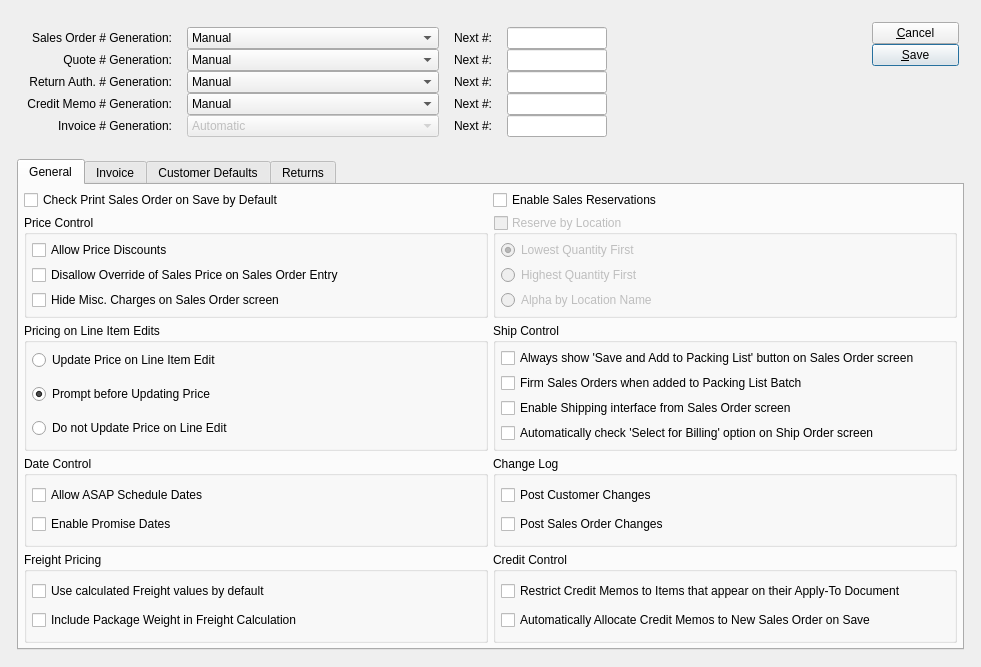
The window that xtuple/trunk/guiclient/configureSO.ui (WooodHead/xtuple) describes before a commit, drawn with Qt 5.
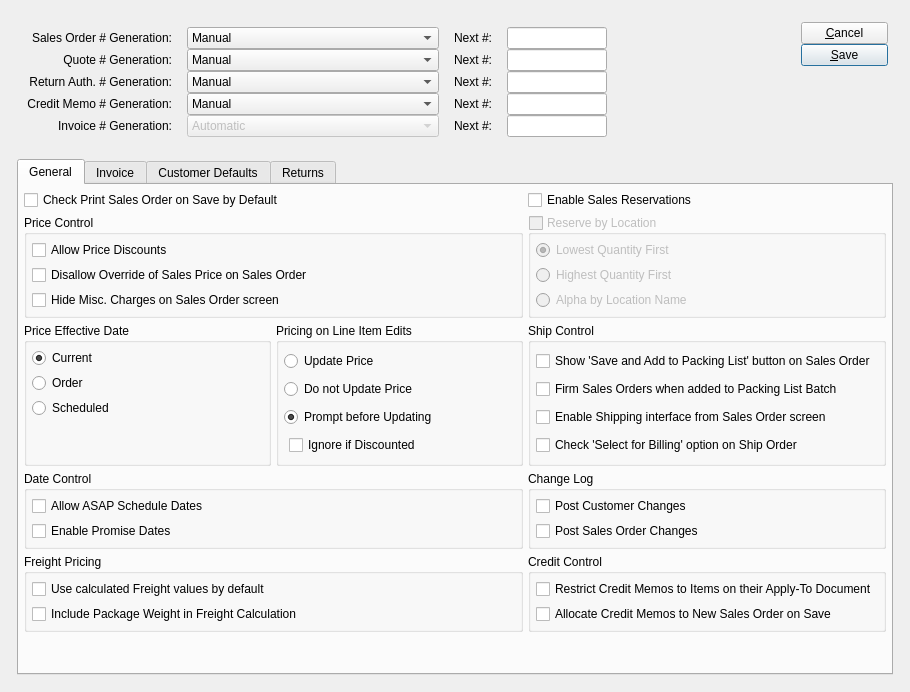
The same window after the commit. Custom widgets are drawn as their Qt base class.

Commit message: issue #8744, issue #10430:  Implement price effectivity options on S/O configure.  Move reschedule function to sales order window.

Patch:
```diff
--- a/xtuple/trunk/guiclient/configureSO.ui
+++ b/xtuple/trunk/guiclient/configureSO.ui
@@ -13,8 +13,8 @@
    <rect>
     <x>0</x>
     <y>0</y>
-    <width>981</width>
-    <height>667</height>
+    <width>910</width>
+    <height>692</height>
    </rect>
   </property>
   <property name="windowTitle">
@@ -467,22 +467,26 @@
         <attribute name="title">
          <string>General</string>
         </attribute>
-        <layout class="QGridLayout">
+        <layout class="QGridLayout" name="gridLayout_3">
          <item row="0" column="0">
+          <layout class="QVBoxLayout" name="verticalLayout">
+           <item>
+            <layout class="QGridLayout" name="gridLayout_2">
+             <item row="0" column="0" colspan="2">
           <widget class="QCheckBox" name="_printSO">
            <property name="text">
             <string>Check Print Sales Order on Save by Default</string>
            </property>
           </widget>
          </item>
-         <item row="0" column="1">
+             <item row="0" column="2">
           <widget class="QCheckBox" name="_enableReservations">
            <property name="text">
             <string>Enable Sales Reservations</string>
            </property>
           </widget>
          </item>
-         <item row="1" column="0">
+             <item row="1" column="0" colspan="2">
           <widget class="QGroupBox" name="groupBox">
            <property name="title">
             <string>Price Control</string>
@@ -498,7 +502,7 @@
             <item row="1" column="0">
              <widget class="QCheckBox" name="_priceOverride">
               <property name="text">
-               <string>Disallow Override of Sales Price on Sales Order Entry</string>
+                   <string>Disallow Override of Sales Price on Sales Order</string>
               </property>
              </widget>
             </item>
@@ -512,7 +516,7 @@
            </layout>
           </widget>
          </item>
-         <item row="1" column="1">
+             <item row="1" column="2">
           <widget class="QGroupBox" name="_locationGroup">
            <property name="enabled">
             <bool>false</bool>
@@ -558,42 +562,112 @@
           </widget>
          </item>
          <item row="2" column="0">
+              <widget class="QGroupBox" name="_priceEffectiveGroup">
+               <property name="title">
+                <string>Price Effective Date</string>
+               </property>
+               <layout class="QGridLayout" name="gridLayout">
+                <item row="0" column="0">
+                 <widget class="QRadioButton" name="_priceCurrent">
+                  <property name="text">
+                   <string>Current</string>
+                  </property>
+                  <property name="checked">
+                   <bool>true</bool>
+                  </property>
+                 </widget>
+                </item>
+                <item row="1" column="0">
+                 <widget class="QRadioButton" name="_priceOrdered">
+                  <property name="text">
+                   <string>Order</string>
+                  </property>
+                 </widget>
+                </item>
+                <item row="2" column="0">
+                 <widget class="QRadioButton" name="_priceScheduled">
+                  <property name="text">
+                   <string>Scheduled</string>
+                  </property>
+                 </widget>
+                </item>
+                <item row="3" column="0">
+                 <spacer name="verticalSpacer">
+                  <property name="orientation">
+                   <enum>Qt::Vertical</enum>
+                  </property>
+                  <property name="sizeHint" stdset="0">
+                   <size>
+                    <width>20</width>
+                    <height>40</height>
+                   </size>
+                  </property>
+                 </spacer>
+                </item>
+               </layout>
+              </widget>
+             </item>
+             <item row="2" column="1">
           <widget class="QGroupBox" name="_lineItemPriceing">
            <property name="title">
             <string>Pricing on Line Item Edits</string>
            </property>
            <layout class="QVBoxLayout">
-            <property name="spacing">
-             <number>12</number>
-            </property>
             <item>
              <widget class="QRadioButton" name="_updatePrice">
               <property name="text">
-               <string>Update Price on Line Item Edit</string>
-              </property>
-             </widget>
-            </item>
-            <item>
-             <widget class="QRadioButton" name="_askUpdatePrice">
-              <property name="text">
-               <string>Prompt before Updating Price</string>
-              </property>
-              <property name="checked">
-               <bool>true</bool>
+                   <string>Update Price</string>
               </property>
              </widget>
             </item>
             <item>
              <widget class="QRadioButton" name="_dontUpdatePrice">
               <property name="text">
-               <string>Do not Update Price on Line Edit</string>
+                   <string>Do not Update Price </string>
               </property>
              </widget>
             </item>
-           </layout>
-          </widget>
-         </item>
-         <item row="2" column="1">
+                <item>
+                 <widget class="QRadioButton" name="_askUpdatePrice">
+                  <property name="text">
+                   <string>Prompt before Updating</string>
+                  </property>
+                  <property name="checked">
+                   <bool>true</bool>
+                  </property>
+                 </widget>
+                </item>
+                <item>
+                 <layout class="QHBoxLayout" name="horizontalLayout">
+                  <item>
+                   <spacer name="horizontalSpacer">
+                    <property name="orientation">
+                     <enum>Qt::Horizontal</enum>
+                    </property>
+                    <property name="sizeType">
+                     <enum>QSizePolicy::Fixed</enum>
+                    </property>
+                    <property name="sizeHint" stdset="0">
+                     <size>
+                      <width>5</width>
+                      <height>10</height>
+                     </size>
+                    </property>
+                   </spacer>
+                  </item>
+                  <item>
+                   <widget class="QCheckBox" name="_ignoreCustDisc">
+                    <property name="text">
+                     <string>Ignore if Discounted</string>
+                    </property>
+                   </widget>
+                  </item>
+                 </layout>
+                </item>
+               </layout>
+              </widget>
+             </item>
+             <item row="2" column="2">
           <widget class="QGroupBox" name="groupBox_3">
            <property name="title">
             <string>Ship Control</string>
@@ -602,7 +676,7 @@
             <item>
              <widget class="QCheckBox" name="_saveAndAdd">
               <property name="text">
-               <string>Always show 'Save and Add to Packing List' button on Sales Order screen</string>
+                   <string>Show 'Save and Add to Packing List' button on Sales Order</string>
               </property>
              </widget>
             </item>
@@ -623,14 +697,14 @@
             <item>
              <widget class="QCheckBox" name="_autoSelectForBilling">
               <property name="text">
-               <string>Automatically check 'Select for Billing' option on Ship Order screen</string>
+                   <string>Check 'Select for Billing' option on Ship Order</string>
               </property>
              </widget>
             </item>
            </layout>
           </widget>
          </item>
-         <item row="3" column="0">
+             <item row="3" column="0" colspan="2">
           <widget class="QGroupBox" name="groupBox_2">
            <property name="title">
             <string>Date Control</string>
@@ -653,7 +727,7 @@
            </layout>
           </widget>
          </item>
-         <item row="3" column="1">
+             <item row="3" column="2">
           <widget class="QGroupBox" name="groupBox_4">
            <property name="title">
             <string>Change Log</string>
@@ -676,7 +750,7 @@
            </layout>
           </widget>
          </item>
-         <item row="4" column="0">
+             <item row="4" column="0" colspan="2">
           <widget class="QGroupBox" name="_freightGroup">
            <property name="title">
             <string>Freight Pricing</string>
@@ -699,7 +773,7 @@
            </layout>
           </widget>
          </item>
-         <item row="4" column="1">
+             <item row="4" column="2">
           <widget class="QGroupBox" name="groupBox_5">
            <property name="title">
             <string>Credit Control</string>
@@ -708,19 +782,36 @@
             <item row="0" column="0">
              <widget class="QCheckBox" name="_restrictCreditMemos">
               <property name="text">
-               <string>Restrict Credit Memos to Items that appear on their Apply-To Document</string>
+                   <string>Restrict Credit Memos to Items on their Apply-To Document</string>
               </property>
              </widget>
             </item>
             <item row="1" column="0">
              <widget class="QCheckBox" name="_autoAllocateCM">
               <property name="text">
-               <string>Automatically Allocate Credit Memos to New Sales Order on Save</string>
+                   <string>Allocate Credit Memos to New Sales Order on Save</string>
               </property>
              </widget>
             </item>
            </layout>
           </widget>
+             </item>
+            </layout>
+           </item>
+           <item>
+            <spacer name="verticalSpacer_2">
+             <property name="orientation">
+              <enum>Qt::Vertical</enum>
+             </property>
+             <property name="sizeHint" stdset="0">
+              <size>
+               <width>20</width>
+               <height>0</height>
+              </size>
+             </property>
+            </spacer>
+           </item>
+          </layout>
          </item>
         </layout>
        </widget>
```
Left out of the diff: 73 changed lines with no effect on the pictures. Lines whose indentation alone changed are shown as unchanged. The commit also changes 13 other files.
